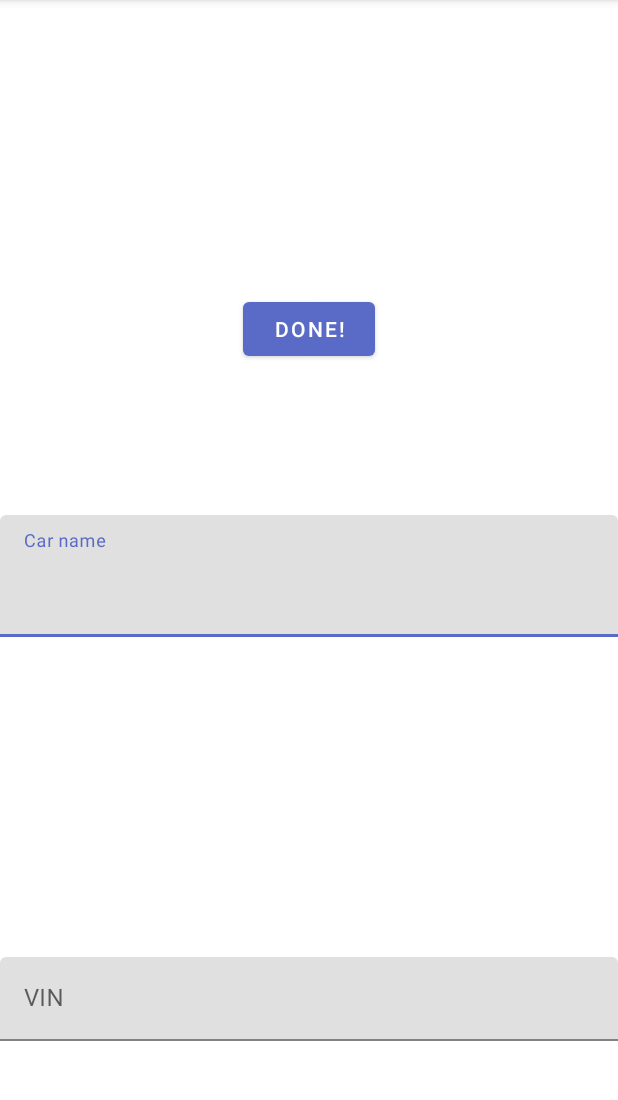
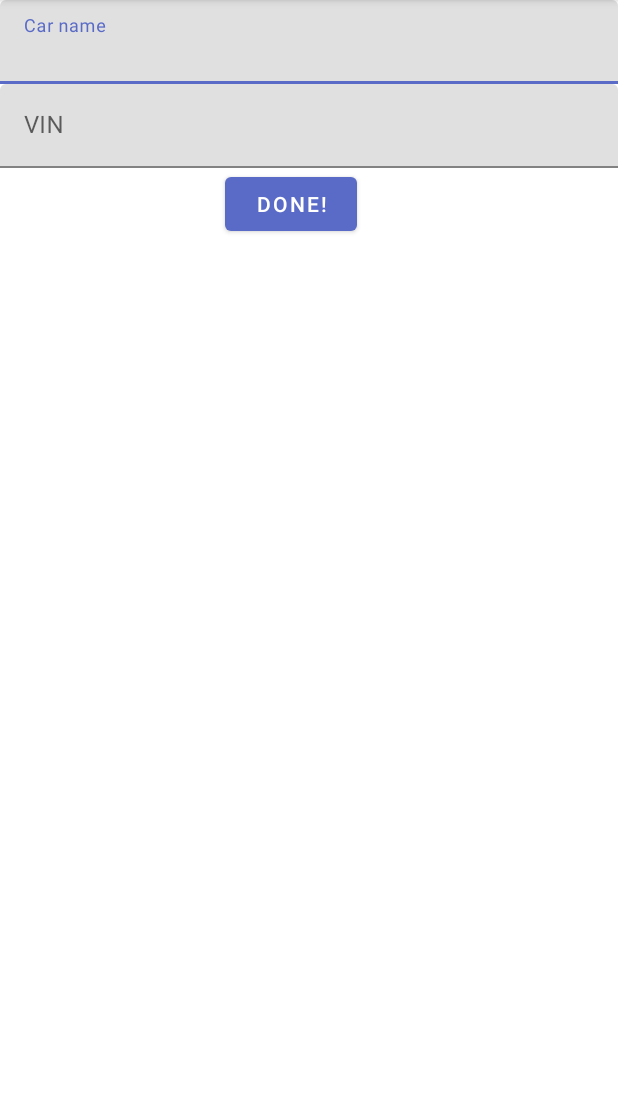
Before and after one commit to CarVault/CarVaultMobile, an Android app: the AddCarActivity screen opened directly, with no data from a screen before it, on a phone screen of 412 x 824 dp, the part 84-1184 px from its top. Run offline under Robolectric (Android 15) with nearby library versions, the light colour scheme and no system bars.

Commit message:
ConstraintLayout changed to Relative Layout

```diff
--- a/app/src/main/res/layout/activity_add_car.xml
+++ b/app/src/main/res/layout/activity_add_car.xml
@@ -1,5 +1,6 @@
 <?xml version="1.0" encoding="utf-8"?>
-<androidx.constraintlayout.widget.ConstraintLayout xmlns:android="http://schemas.android.com/apk/res/android"
+<RelativeLayout
+    xmlns:android="http://schemas.android.com/apk/res/android"
     xmlns:app="http://schemas.android.com/apk/res-auto"
     xmlns:tools="http://schemas.android.com/tools"
     android:layout_width="match_parent"
@@ -17,22 +18,20 @@
         <com.google.android.material.textfield.TextInputEditText
             android:id="@+id/addCarName"
             android:layout_width="match_parent"
-            android:layout_height="81dp"
+            android:layout_height="match_parent"
             android:hint="Car name" />
     </com.google.android.material.textfield.TextInputLayout>
 
     <com.google.android.material.textfield.TextInputLayout
+        android:id="@+id/carVINInputLayout"
         android:layout_width="match_parent"
         android:layout_height="wrap_content"
-        android:layout_marginTop="139dp"
-        app:layout_constraintBottom_toBottomOf="parent"
-        app:layout_constraintStart_toStartOf="parent"
-        app:layout_constraintTop_toBottomOf="@+id/carNameInputLayout">
+        android:layout_below="@id/carNameInputLayout">
 
         <com.google.android.material.textfield.TextInputEditText
             android:id="@+id/addCarVIN"
             android:layout_width="match_parent"
-            android:layout_height="wrap_content"
+            android:layout_height="match_parent"
             android:hint="VIN" />
     </com.google.android.material.textfield.TextInputLayout>
 
@@ -40,12 +39,9 @@
         android:id="@+id/doneButton"
         android:layout_width="wrap_content"
         android:layout_height="wrap_content"
-        android:layout_marginBottom="100dp"
         android:text="Done!"
-        app:layout_constraintBottom_toTopOf="@+id/carNameInputLayout"
-        app:layout_constraintEnd_toEndOf="parent"
-        app:layout_constraintStart_toStartOf="parent"
-        app:layout_constraintTop_toTopOf="parent"
-        app:layout_constraintVertical_bias="1.0" />
+        android:layout_below="@id/carVINInputLayout"
+        android:layout_marginLeft="150dp"
+        />
 
-</androidx.constraintlayout.widget.ConstraintLayout>
+</RelativeLayout>
--- a/app/src/main/res/layout/activity_edit_profile.xml
+++ b/app/src/main/res/layout/activity_edit_profile.xml
@@ -47,7 +47,8 @@
         android:layout_height="wrap_content"
         android:layout_below="@id/editPhoneLayout"
         android:layout_marginLeft="150dp"
-        android:text="Done!" />
+        android:text="Done!"
+        android:layout_marginStart="150dp" />
 
 
 </RelativeLayout>
```
